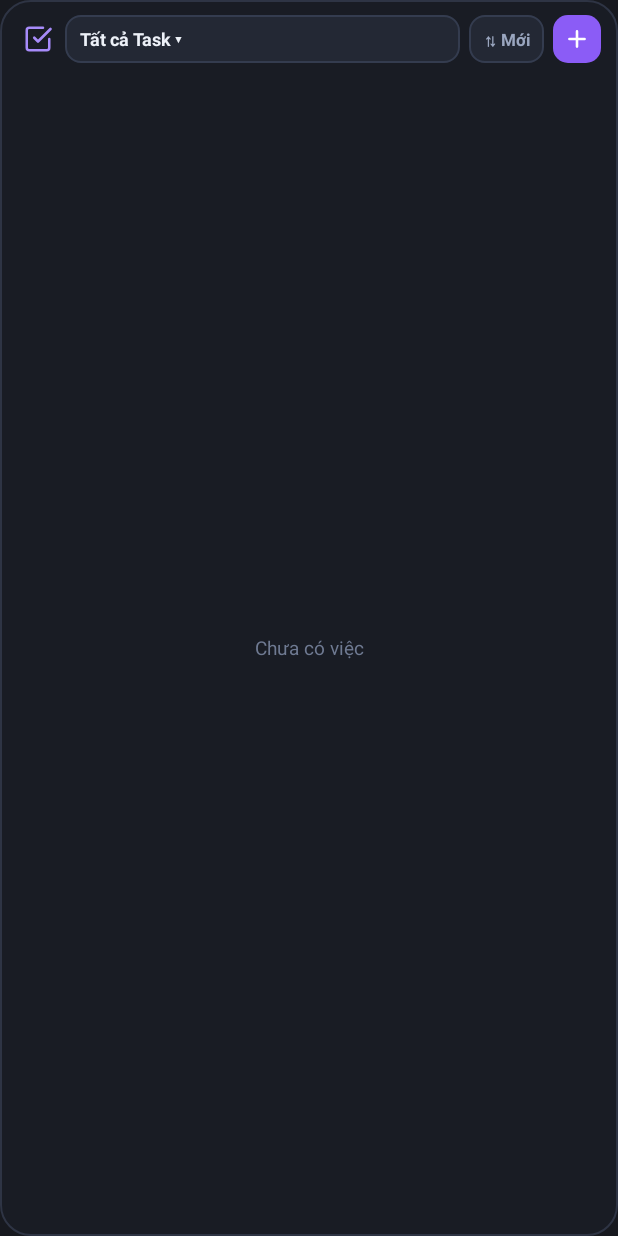
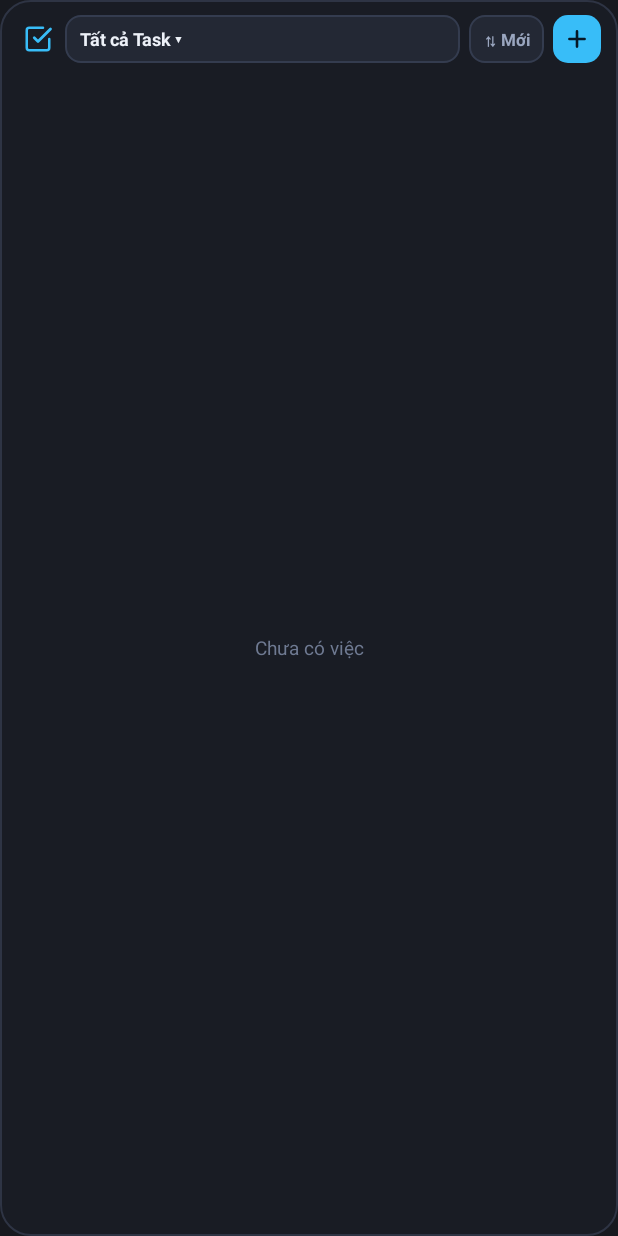
Before and after one commit to NguyenHieu2711/obsidian-quicknotes, an Android app: the layout widget_tasks.xml on its own in the app's theme, with its tools: preview values and no code run, on a phone screen of 412 x 824 dp. Run offline under Robolectric (Android 15) with nearby library versions, the phone set to English and light mode, and no system bars.

Commit message:
style(widget): align Notes widget to purple and Task widget to blue (v1.6.2)

```diff
--- a/android/app/src/main/java/com/nguyenhieu/quicknotes/DualWidgets.kt
+++ b/android/app/src/main/java/com/nguyenhieu/quicknotes/DualWidgets.kt
@@ -685,7 +685,7 @@ private class TasksRemoteViewsFactory(
 
         rv.setTextViewText(R.id.wt_group_chip, item.groupLabel)
         if (item.groupKey == WidgetVaultHelper.GROUP_FOCUS) {
-            rv.setTextColor(R.id.wt_group_chip, Color.parseColor("#C4B5FD"))
+            rv.setTextColor(R.id.wt_group_chip, Color.parseColor("#38BDF8"))
         } else {
             rv.setTextColor(R.id.wt_group_chip, Color.parseColor("#9BA7C0"))
         }
--- a/android/app/src/main/res/drawable/ic_w_task_badge.xml
+++ b/android/app/src/main/res/drawable/ic_w_task_badge.xml
@@ -6,15 +6,15 @@
     <path
         android:fillColor="#00000000"
         android:pathData="M9,11L12,14L22,4"
-        android:strokeWidth="2.1"
-        android:strokeColor="#A78BFA"
+        android:strokeWidth="2.2"
+        android:strokeColor="#38BDF8"
         android:strokeLineCap="round"
         android:strokeLineJoin="round" />
     <path
         android:fillColor="#00000000"
         android:pathData="M21,12V19A2,2 0,0 1,19 21H5A2,2 0,0 1,3 19V5A2,2 0,0 1,5 3H16"
         android:strokeWidth="2"
-        android:strokeColor="#A78BFA"
+        android:strokeColor="#38BDF8"
         android:strokeLineCap="round"
         android:strokeLineJoin="round" />
 </vector>
--- a/android/app/src/main/res/drawable/widget_add_notes_bg.xml
+++ b/android/app/src/main/res/drawable/widget_add_notes_bg.xml
@@ -1,5 +1,5 @@
 <?xml version="1.0" encoding="utf-8"?>
 <shape xmlns:android="http://schemas.android.com/apk/res/android" android:shape="rectangle">
-    <solid android:color="#38BDF8" />
+    <solid android:color="#8B5CF6" />
     <corners android:radius="10dp" />
 </shape>
--- a/android/app/src/main/res/drawable/widget_add_tasks_bg.xml
+++ b/android/app/src/main/res/drawable/widget_add_tasks_bg.xml
@@ -1,5 +1,5 @@
 <?xml version="1.0" encoding="utf-8"?>
 <shape xmlns:android="http://schemas.android.com/apk/res/android" android:shape="rectangle">
-    <solid android:color="#8B5CF6" />
+    <solid android:color="#38BDF8" />
     <corners android:radius="10dp" />
 </shape>
--- a/android/app/src/main/res/layout/widget_item_task.xml
+++ b/android/app/src/main/res/layout/widget_item_task.xml
@@ -57,7 +57,7 @@
                 android:paddingBottom="2dp"
                 android:singleLine="true"
                 android:text="Trọng tâm hôm nay"
-                android:textColor="#A78BFA"
+                android:textColor="#38BDF8"
                 android:textSize="10.5sp"
                 android:textStyle="bold" />
 
--- a/android/app/src/main/res/layout/widget_notes.xml
+++ b/android/app/src/main/res/layout/widget_notes.xml
@@ -65,7 +65,7 @@
             android:background="@drawable/widget_add_notes_bg"
             android:padding="7dp"
             android:scaleType="fitCenter"
-            android:src="@drawable/ic_w_plus_dark" />
+            android:src="@drawable/ic_w_plus_light" />
     </LinearLayout>
 
     <FrameLayout
--- a/android/app/src/main/res/layout/widget_tasks.xml
+++ b/android/app/src/main/res/layout/widget_tasks.xml
@@ -65,7 +65,7 @@
             android:background="@drawable/widget_add_tasks_bg"
             android:padding="7dp"
             android:scaleType="fitCenter"
-            android:src="@drawable/ic_w_plus_light" />
+            android:src="@drawable/ic_w_plus_dark" />
     </LinearLayout>
 
     <FrameLayout
```
Also changed, not shown: android/app/src/main/java/com/nguyenhieu/quicknotes/WidgetActionActivity.kt (+6 -6 lines), android/app/src/main/res/drawable/ic_w_check_on.xml (+3 -4 lines), 3 other files.
